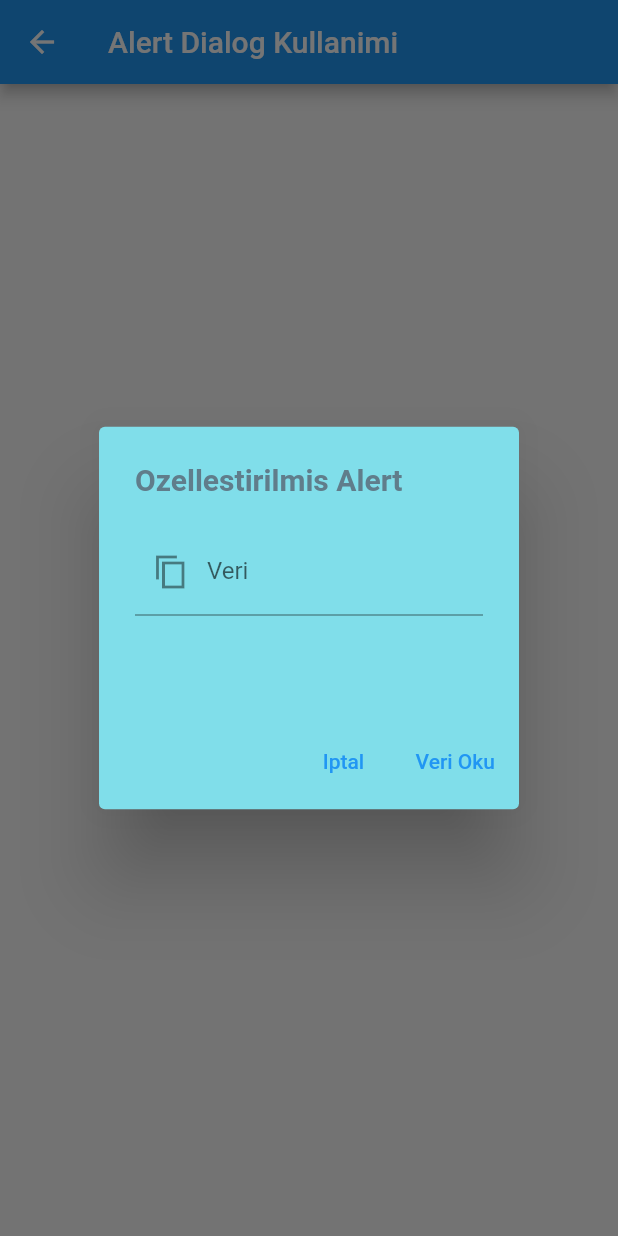
After one commit to tahaturan/flutter_basis_widget_2, a Flutter app: the AlertDialogKullanimi screen opened directly, after a tap on "Ozellestirilmis Alert", on a phone screen of 412 x 824 dp. The commit adds this screen. Run offline on Flutter 3.47's test engine with Material 2 defaults, Android fonts, the phone set to English and light mode, and no system bars.

Commit message:
Alert Dialog Kullanimi

```diff
--- /dev/null
+++ b/lib/views/alert_dialog_kullanimi.dart
@@ -0,0 +1,130 @@
+import 'package:flutter/material.dart';
+
+class AlertDialogKullanimi extends StatefulWidget {
+  const AlertDialogKullanimi({Key? key}) : super(key: key);
+
+  @override
+  State<AlertDialogKullanimi> createState() => _AlertDialogKullanimiState();
+}
+
+class _AlertDialogKullanimiState extends State<AlertDialogKullanimi> {
+  var tfKontrol = TextEditingController();
+  String alinanVeri = "";
+  @override
+  Widget build(BuildContext context) {
+    return Scaffold(
+      appBar: AppBar(
+        title: const Text("Alert Dialog Kullanimi"),
+      ),
+      body: Center(
+        child: Column(
+          mainAxisAlignment: MainAxisAlignment.center,
+          children: [
+            ElevatedButton(
+              onPressed: () {
+                showDialog(
+                  context: context,
+                  builder: (BuildContext? context) {
+                    return AlertDialog(
+                      title: const Text("Baslik kismi"),
+                      content: const Text("Icerik Bolumu:"),
+                      actions: [
+                        TextButton(
+                          onPressed: () {
+                            Navigator.pop(context!);
+                          },
+                          child: const Text(
+                            "Iptal",
+                          ),
+                        ),
+                        TextButton(
+                          onPressed: () {
+                            Navigator.pop(context!);
+                          },
+                          child: const Text(
+                            "Tamam",
+                          ),
+                        ),
+                      ],
+                    );
+                  },
+                );
+              },
+              child: const Text(
+                "Varsayilan Alert",
+              ),
+            ),
+            ElevatedButton(
+              onPressed: () {
+                showDialog(
+                    context: context,
+                    builder: (BuildContext? context) {
+                      return AlertDialog(
+                        title: const Text("Ozellestirilmis Alert"),
+                        content: SizedBox(
+                          height: 100,
+                          child: Column(
+                            children: [
+                              TextField(
+                                controller: tfKontrol,
+                                decoration: const InputDecoration(
+                                  labelText: "Veri",
+                                  prefixIcon: Icon(Icons.content_copy_sharp),
+                                  suffixText: "Veri Giriniz",
+                                  suffixStyle: TextStyle(color: Colors.red),
+                                ),
+                              ),
+                            ],
+                          ),
+                        ),
+                        backgroundColor: Colors.cyan[200],
+                        titleTextStyle: const TextStyle(
+                          color: Colors.blueGrey,
+                          fontSize: 20,
+                          fontWeight: FontWeight.bold,
+                        ),
+                        actions: [
+                          TextButton(
+                            onPressed: () {
+                              Navigator.pop(context!);
+                            },
+                            child: const Text(
+                              "Iptal",
+                            ),
+                          ),
+                          TextButton(
+                            onPressed: () {
+                              String gelenVeri = tfKontrol.text;
+                              setState(() {
+                                alinanVeri = gelenVeri;
+                              });
+                              tfKontrol.text = "";
+                              Navigator.pop(context!);
+                            },
+                            child: const Text(
+                              "Veri Oku",
+                            ),
+                          ),
+                        ],
+                      );
+                    });
+              },
+              child: const Text(
+                "Ozellestirilmis Alert",
+              ),
+            ),
+            Text(
+              "Gelen Veri: $alinanVeri",
+              style: TextStyle(
+                color: Colors.blueGrey,
+                fontSize: 30,
+                letterSpacing: 2,
+                backgroundColor: Colors.amber[200],
+              ),
+            ),
+          ],
+        ),
+      ),
+    );
+  }
+}
--- a/lib/views/my_home_page.dart
+++ b/lib/views/my_home_page.dart
@@ -1,4 +1,5 @@
 import 'package:flutter/material.dart';
+import 'package:flutter_basis_widget_2/views/alert_dialog_kullanimi.dart';
 import 'package:flutter_basis_widget_2/views/checkbox_kullanimi.dart';
 import 'package:flutter_basis_widget_2/views/dropdown_button_kullanimi.dart';
 import 'package:flutter_basis_widget_2/views/progressbar_kullanimi.dart';
@@ -51,6 +52,9 @@ class _MyHomePageState extends State<MyHomePage> {
             SayfaGecisButton(
                 butonYazi: "SnackBar Kullanimi",
                 gecisSayfasi: const SnackBarKullanimi()),
+            SayfaGecisButton(
+                butonYazi: "Alert Dialog Kullanimi",
+                gecisSayfasi: const AlertDialogKullanimi()),
           ],
         ),
       ),
```
Also changed, not shown: assets/images/Alertdialog.gif (added), 1 other file.
